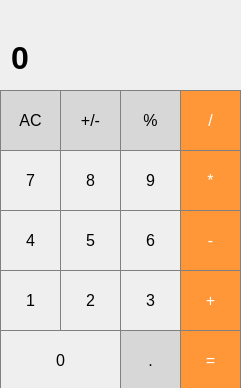
Qt form mainwindow.ui (moz6go/Calculator) before a commit.
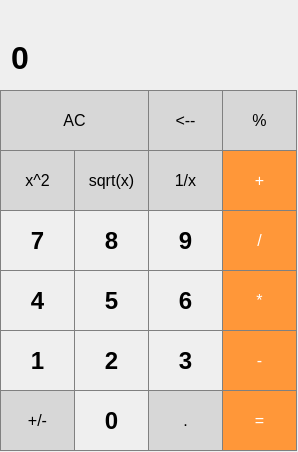
The same form after that commit.

Patch:
```diff
--- a/mainwindow.ui
+++ b/mainwindow.ui
@@ -6,20 +6,20 @@
    <rect>
     <x>0</x>
     <y>0</y>
-    <width>241</width>
-    <height>388</height>
+    <width>298</width>
+    <height>452</height>
    </rect>
   </property>
   <property name="minimumSize">
    <size>
     <width>241</width>
-    <height>388</height>
+    <height>452</height>
    </size>
   </property>
   <property name="maximumSize">
    <size>
-    <width>1000</width>
-    <height>1000</height>
+    <width>298</width>
+    <height>452</height>
    </size>
   </property>
   <property name="windowTitle">
@@ -31,7 +31,7 @@
      <rect>
       <x>0</x>
       <y>90</y>
-      <width>61</width>
+      <width>149</width>
       <height>61</height>
      </rect>
     </property>
@@ -57,9 +57,9 @@
    <widget class="QPushButton" name="pushButton_reverse">
     <property name="geometry">
      <rect>
-      <x>60</x>
-      <y>90</y>
-      <width>61</width>
+      <x>0</x>
+      <y>390</y>
+      <width>75</width>
       <height>61</height>
      </rect>
     </property>
@@ -85,9 +85,9 @@
    <widget class="QPushButton" name="pushButton_percent">
     <property name="geometry">
      <rect>
-      <x>120</x>
+      <x>222</x>
       <y>90</y>
-      <width>61</width>
+      <width>75</width>
       <height>61</height>
      </rect>
     </property>
@@ -113,9 +113,9 @@
    <widget class="QPushButton" name="pushButton_div">
     <property name="geometry">
      <rect>
-      <x>180</x>
-      <y>90</y>
-      <width>61</width>
+      <x>222</x>
+      <y>210</y>
+      <width>75</width>
       <height>61</height>
      </rect>
     </property>
@@ -144,19 +144,23 @@
     <property name="geometry">
      <rect>
       <x>0</x>
-      <y>150</y>
-      <width>61</width>
+      <y>210</y>
+      <width>75</width>
       <height>61</height>
      </rect>
     </property>
     <property name="font">
      <font>
-      <pointsize>12</pointsize>
+      <pointsize>-1</pointsize>
+      <weight>75</weight>
+      <bold>true</bold>
      </font>
     </property>
     <property name="styleSheet">
      <string notr="true">QPushButton {
-   border: 1px solid gray;
+   	border: 1px solid gray;
+	font-weight: bold;
+	font-size:24px;
 }
 QPushButton:pressed {
     background-color: qlineargradient(x1: 0, y1: 0, x2: 0, y2: 1,
@@ -170,20 +174,24 @@
    <widget class="QPushButton" name="pushButton_9">
     <property name="geometry">
      <rect>
-      <x>120</x>
-      <y>150</y>
-      <width>61</width>
+      <x>148</x>
+      <y>210</y>
+      <width>75</width>
       <height>61</height>
      </rect>
     </property>
     <property name="font">
      <font>
-      <pointsize>12</pointsize>
+      <pointsize>-1</pointsize>
+      <weight>75</weight>
+      <bold>true</bold>
      </font>
     </property>
     <property name="styleSheet">
      <string notr="true">QPushButton {
-   border: 1px solid gray;
+   	border: 1px solid gray;
+	font-weight: bold;
+	font-size:24px;
 }
 QPushButton:pressed {
     background-color: qlineargradient(x1: 0, y1: 0, x2: 0, y2: 1,
@@ -197,20 +205,24 @@
    <widget class="QPushButton" name="pushButton_8">
     <property name="geometry">
      <rect>
-      <x>60</x>
-      <y>150</y>
-      <width>61</width>
+      <x>74</x>
+      <y>210</y>
+      <width>75</width>
       <height>61</height>
      </rect>
     </property>
     <property name="font">
      <font>
-      <pointsize>12</pointsize>
+      <pointsize>-1</pointsize>
+      <weight>75</weight>
+      <bold>true</bold>
      </font>
     </property>
     <property name="styleSheet">
      <string notr="true">QPushButton {
-   border: 1px solid gray;
+   	border: 1px solid gray;
+	font-weight: bold;
+	font-size:24px;
 }
 QPushButton:pressed {
     background-color: qlineargradient(x1: 0, y1: 0, x2: 0, y2: 1,
@@ -224,9 +236,9 @@
    <widget class="QPushButton" name="pushButton_mult">
     <property name="geometry">
      <rect>
-      <x>180</x>
-      <y>150</y>
-      <width>61</width>
+      <x>222</x>
+      <y>270</y>
+      <width>75</width>
       <height>61</height>
      </rect>
     </property>
@@ -254,20 +266,24 @@
    <widget class="QPushButton" name="pushButton_6">
     <property name="geometry">
      <rect>
-      <x>120</x>
-      <y>210</y>
-      <width>61</width>
+      <x>148</x>
+      <y>270</y>
+      <width>75</width>
       <height>61</height>
      </rect>
     </property>
     <property name="font">
      <font>
-      <pointsize>12</pointsize>
+      <pointsize>-1</pointsize>
+      <weight>75</weight>
+      <bold>true</bold>
      </font>
     </property>
     <property name="styleSheet">
      <string notr="true">QPushButton {
-   border: 1px solid gray;
+   	border: 1px solid gray;
+	font-weight: bold;
+	font-size:24px;
 }
 QPushButton:pressed {
     background-color: qlineargradient(x1: 0, y1: 0, x2: 0, y2: 1,
@@ -281,9 +297,9 @@
    <widget class="QPushButton" name="pushButton_minus">
     <property name="geometry">
      <rect>
-      <x>180</x>
-      <y>210</y>
-      <width>61</width>
+      <x>222</x>
+      <y>330</y>
+      <width>75</width>
       <height>61</height>
      </rect>
     </property>
@@ -312,19 +328,23 @@
     <property name="geometry">
      <rect>
       <x>0</x>
-      <y>210</y>
-      <width>61</width>
+      <y>270</y>
+      <width>75</width>
       <height>61</height>
      </rect>
     </property>
     <property name="font">
      <font>
-      <pointsize>12</pointsize>
+      <pointsize>-1</pointsize>
+      <weight>75</weight>
+      <bold>true</bold>
      </font>
     </property>
     <property name="styleSheet">
      <string notr="true">QPushButton {
-   border: 1px solid gray;
+   	border: 1px solid gray;
+	font-weight: bold;
+	font-size:24px;
 }
 QPushButton:pressed {
     background-color: qlineargradient(x1: 0, y1: 0, x2: 0, y2: 1,
@@ -338,20 +358,24 @@
    <widget class="QPushButton" name="pushButton_5">
     <property name="geometry">
      <rect>
-      <x>60</x>
-      <y>210</y>
-      <width>61</width>
+      <x>74</x>
+      <y>270</y>
+      <width>75</width>
       <height>61</height>
      </rect>
     </property>
     <property name="font">
      <font>
-      <pointsize>12</pointsize>
+      <pointsize>-1</pointsize>
+      <weight>75</weight>
+      <bold>true</bold>
      </font>
     </property>
     <property name="styleSheet">
      <string notr="true">QPushButton {
-   border: 1px solid gray;
+   	border: 1px solid gray;
+	font-weight: bold;
+	font-size:24px;
 }
 QPushButton:pressed {
     background-color: qlineargradient(x1: 0, y1: 0, x2: 0, y2: 1,
@@ -365,20 +389,24 @@
    <widget class="QPushButton" name="pushButton_2">
     <property name="geometry">
      <rect>
-      <x>60</x>
-      <y>270</y>
-      <width>61</width>
+      <x>74</x>
+      <y>330</y>
+      <width>75</width>
       <height>61</height>
      </rect>
     </property>
     <property name="font">
      <font>
-      <pointsize>12</pointsize>
+      <pointsize>-1</pointsize>
+      <weight>75</weight>
+      <bold>true</bold>
      </font>
     </property>
     <property name="styleSheet">
      <string notr="true">QPushButton {
-   border: 1px solid gray;
+   	border: 1px solid gray;
+	font-weight: bold;
+	font-size:24px;
 }
 QPushButton:pressed {
     background-color: qlineargradient(x1: 0, y1: 0, x2: 0, y2: 1,
@@ -392,20 +420,24 @@
    <widget class="QPushButton" name="pushButton_3">
     <property name="geometry">
      <rect>
-      <x>120</x>
-      <y>270</y>
-      <width>61</width>
+      <x>148</x>
+      <y>330</y>
+      <width>75</width>
       <height>61</height>
      </rect>
     </property>
     <property name="font">
      <font>
-      <pointsize>12</pointsize>
+      <pointsize>-1</pointsize>
+      <weight>75</weight>
+      <bold>true</bold>
      </font>
     </property>
     <property name="styleSheet">
      <string notr="true">QPushButton {
-   border: 1px solid gray;
+   	border: 1px solid gray;
+	font-weight: bold;
+	font-size:24px;
 }
 QPushButton:pressed {
     background-color: qlineargradient(x1: 0, y1: 0, x2: 0, y2: 1,
@@ -420,19 +452,23 @@
     <property name="geometry">
      <rect>
       <x>0</x>
-      <y>270</y>
-      <width>61</width>
+      <y>330</y>
+      <width>75</width>
       <height>61</height>
      </rect>
     </property>
     <property name="font">
      <font>
-      <pointsize>12</pointsize>
+      <pointsize>-1</pointsize>
+      <weight>75</weight>
+      <bold>true</bold>
      </font>
     </property>
     <property name="styleSheet">
      <string notr="true">QPushButton {
-   border: 1px solid gray;
+   	border: 1px solid gray;
+	font-weight: bold;
+	font-size:24px;
 }
 QPushButton:pressed {
     background-color: qlineargradient(x1: 0, y1: 0, x2: 0, y2: 1,
@@ -446,9 +482,9 @@
    <widget class="QPushButton" name="pushButton_plus">
     <property name="geometry">
      <rect>
-      <x>180</x>
-      <y>270</y>
-      <width>61</width>
+      <x>222</x>
+      <y>150</y>
+      <width>75</width>
       <height>61</height>
      </rect>
     </property>
@@ -476,20 +512,24 @@
    <widget class="QPushButton" name="pushButton_0">
     <property name="geometry">
      <rect>
-      <x>0</x>
-      <y>330</y>
-      <width>121</width>
+      <x>74</x>
+      <y>390</y>
+      <width>75</width>
       <height>61</height>
      </rect>
     </property>
     <property name="font">
      <font>
-      <pointsize>12</pointsize>
+      <pointsize>-1</pointsize>
+      <weight>75</weight>
+      <bold>true</bold>
      </font>
     </property>
     <property name="styleSheet">
      <string notr="true">QPushButton {
-   border: 1px solid gray;
+   	border: 1px solid gray;
+	font-weight: bold;
+	font-size:24px;
 }
 QPushButton:pressed {
     background-color: qlineargradient(x1: 0, y1: 0, x2: 0, y2: 1,
@@ -503,9 +543,9 @@
    <widget class="QPushButton" name="pushButton_dot">
     <property name="geometry">
      <rect>
-      <x>120</x>
-      <y>330</y>
-      <width>61</width>
+      <x>148</x>
+      <y>390</y>
+      <width>75</width>
       <height>61</height>
      </rect>
     </property>
@@ -531,9 +571,9 @@
    <widget class="QPushButton" name="pushButton_equal">
     <property name="geometry">
      <rect>
-      <x>180</x>
-      <y>330</y>
-      <width>61</width>
+      <x>222</x>
+      <y>390</y>
+      <width>75</width>
       <height>61</height>
      </rect>
     </property>
@@ -558,12 +598,12 @@
      <string>=</string>
     </property>
    </widget>
-   <widget class="QWidget" name="">
+   <widget class="QWidget" name="layoutWidget">
     <property name="geometry">
      <rect>
       <x>0</x>
       <y>0</y>
-      <width>231</width>
+      <width>291</width>
       <height>86</height>
      </rect>
     </property>
@@ -619,6 +659,118 @@
      </item>
     </layout>
    </widget>
+   <widget class="QPushButton" name="pushButton_pow">
+    <property name="geometry">
+     <rect>
+      <x>0</x>
+      <y>150</y>
+      <width>75</width>
+      <height>61</height>
+     </rect>
+    </property>
+    <property name="font">
+     <font>
+      <pointsize>12</pointsize>
+     </font>
+    </property>
+    <property name="styleSheet">
+     <string notr="true">QPushButton {
+	background-color: rgb(215, 215, 215);
+	border: 1px solid gray;
+}
+QPushButton:pressed {
+    background-color: qlineargradient(x1: 0, y1: 0, x2: 0, y2: 1,
+                                      stop: 0 #BEBEBE, stop: 1 #D7D7D7);
+}</string>
+    </property>
+    <property name="text">
+     <string>x^2</string>
+    </property>
+   </widget>
+   <widget class="QPushButton" name="pushButton_sqrt">
+    <property name="geometry">
+     <rect>
+      <x>74</x>
+      <y>150</y>
+      <width>75</width>
+      <height>61</height>
+     </rect>
+    </property>
+    <property name="font">
+     <font>
+      <pointsize>12</pointsize>
+     </font>
+    </property>
+    <property name="styleSheet">
+     <string notr="true">QPushButton {
+	background-color: rgb(215, 215, 215);
+	border: 1px solid gray;
+}
+QPushButton:pressed {
+    background-color: qlineargradient(x1: 0, y1: 0, x2: 0, y2: 1,
+                                      stop: 0 #BEBEBE, stop: 1 #D7D7D7);
+}</string>
+    </property>
+    <property name="text">
+     <string>sqrt(x)</string>
+    </property>
+   </widget>
+   <widget class="QPushButton" name="pushButton_1_div_x">
+    <property name="geometry">
+     <rect>
+      <x>148</x>
+      <y>150</y>
+      <width>75</width>
+      <height>61</height>
+     </rect>
+    </property>
+    <property name="font">
+     <font>
+      <pointsize>12</pointsize>
+     </font>
+    </property>
+    <property name="styleSheet">
+     <string notr="true">QPushButton {
+	background-color: rgb(215, 215, 215);
+	border: 1px solid gray;
+}
+QPushButton:pressed {
+    background-color: qlineargradient(x1: 0, y1: 0, x2: 0, y2: 1,
+                                      stop: 0 #BEBEBE, stop: 1 #D7D7D7);
+}</string>
+    </property>
+    <property name="text">
+     <string>1/x</string>
+    </property>
+   </widget>
+   <widget class="QPushButton" name="pushButton_del">
+    <property name="geometry">
+     <rect>
+      <x>148</x>
+      <y>90</y>
+      <width>75</width>
+      <height>61</height>
+     </rect>
+    </property>
+    <property name="font">
+     <font>
+      <pointsize>12</pointsize>
+     </font>
+    </property>
+    <property name="styleSheet">
+     <string notr="true">QPushButton {
+	background-color: rgb(215, 215, 215);
+	border: 1px solid gray;
+}
+QPushButton:pressed {
+    background-color: qlineargradient(x1: 0, y1: 0, x2: 0, y2: 1,
+                                      stop: 0 #BEBEBE, stop: 1 #D7D7D7);
+}</string>
+    </property>
+    <property name="text">
+     <string>&lt;--</string>
+    </property>
+   </widget>
   </widget>
  </widget>
  <layoutdefault spacing="6" margin="11"/>
```
Left out of the diff: 21 changed lines with no effect on the pictures.
